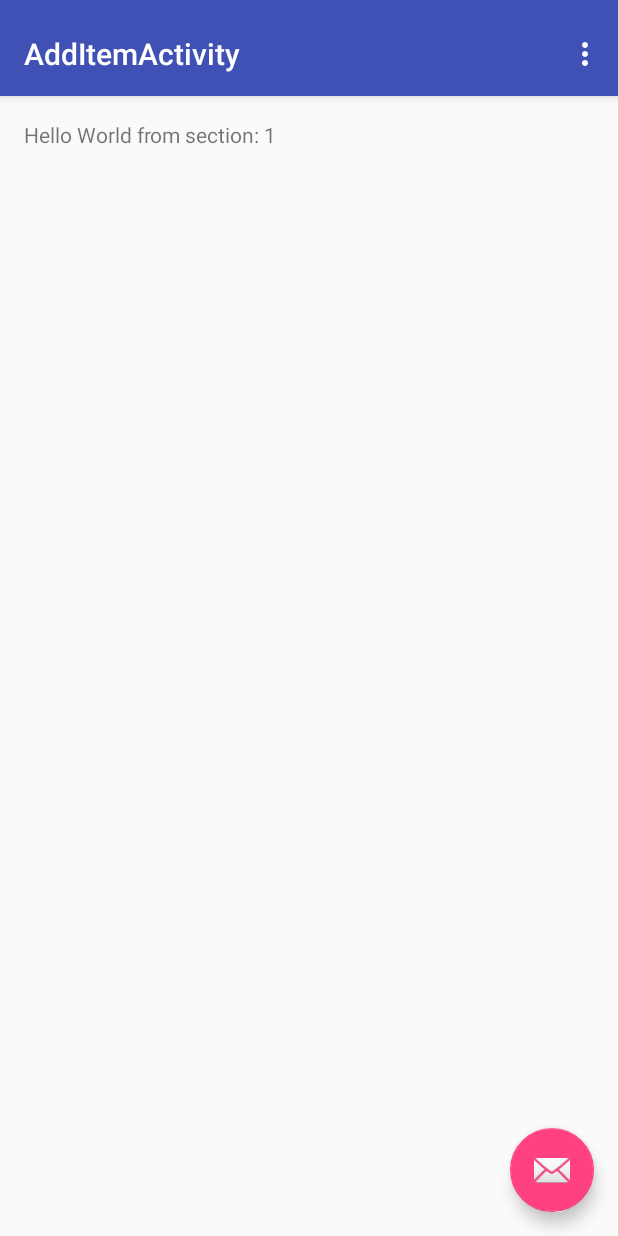
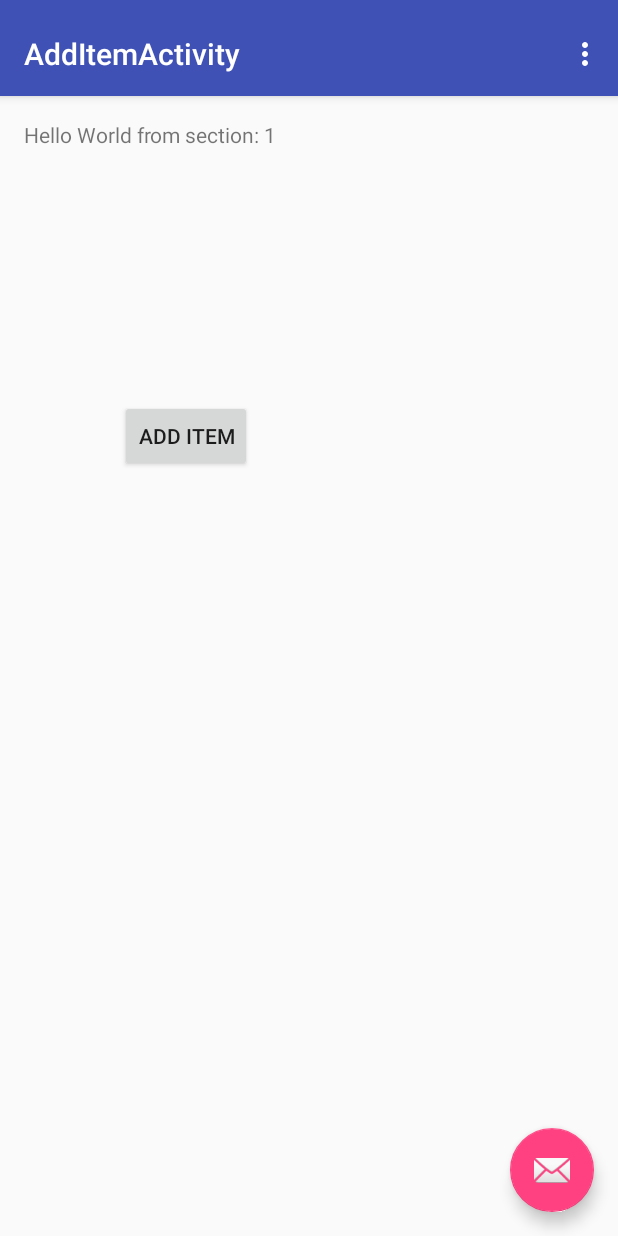
Before and after one commit to kristenkwong/Goldfish, an Android app: the AddItemActivity screen opened directly, with no data from a screen before it, on a phone screen of 412 x 824 dp. Run offline under Robolectric (Android 15) with nearby library versions, the phone set to English and light mode, and no system bars.

Commit message:
Added Add page

```diff
--- a/app/src/main/res/layout/activity_add_item.xml
+++ b/app/src/main/res/layout/activity_add_item.xml
@@ -41,4 +41,14 @@
         android:layout_margin="@dimen/fab_margin"
         app:srcCompat="@android:drawable/ic_dialog_email" />
 
+    <Button
+        android:id="@+id/button"
+        android:layout_width="wrap_content"
+        android:layout_height="wrap_content"
+        android:layout_marginLeft="120px"
+        android:layout_marginTop="400px"
+        android:text="Add item"
+        tools:layout_editor_absoluteX="148dp"
+        tools:layout_editor_absoluteY="194dp" />
+
 </android.support.design.widget.CoordinatorLayout>
```
